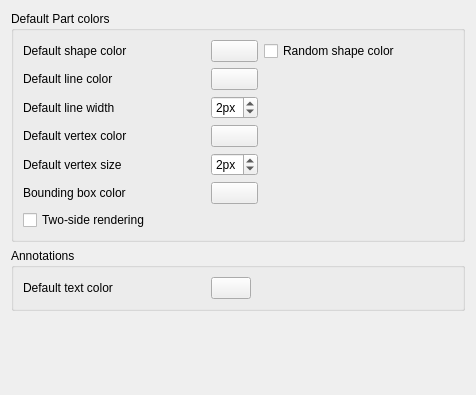
Old version of the form src/Mod/Part/Gui/DlgSettingsObjectColor.ui in the repository berndhahnebach/All_FreeCAD.
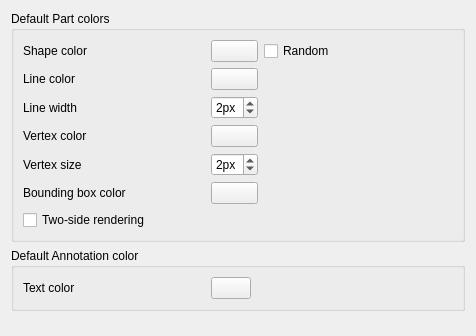
New version of the form. Custom widgets are drawn as their Qt base class.

Commit message:
[Part] color dialog cleanup
- remove redundant words
- add missing tooltip

```diff
--- a/src/Mod/Part/Gui/DlgSettingsObjectColor.ui
+++ b/src/Mod/Part/Gui/DlgSettingsObjectColor.ui
@@ -7,7 +7,7 @@
     <x>0</x>
     <y>0</y>
     <width>476</width>
-    <height>395</height>
+    <height>336</height>
    </rect>
   </property>
   <property name="windowTitle">
@@ -31,7 +31,7 @@
            </size>
           </property>
           <property name="text">
-           <string>Default shape color</string>
+           <string>Shape color</string>
           </property>
          </widget>
         </item>
@@ -58,7 +58,7 @@
         <item row="0" column="2">
          <widget class="Gui::PrefCheckBox" name="checkRandomColor">
           <property name="text">
-           <string>Random shape color</string>
+           <string>Random</string>
           </property>
           <property name="prefEntry" stdset="0">
            <cstring>RandomColor</cstring>
@@ -77,7 +77,7 @@
            </size>
           </property>
           <property name="text">
-           <string>Default line color</string>
+           <string>Line color</string>
           </property>
          </widget>
         </item>
@@ -110,7 +110,7 @@
            </size>
           </property>
           <property name="text">
-           <string>Default line width</string>
+           <string>Line width</string>
           </property>
          </widget>
         </item>
@@ -145,7 +145,7 @@
            </size>
           </property>
           <property name="text">
-           <string>Default vertex color</string>
+           <string>Vertex color</string>
           </property>
          </widget>
         </item>
@@ -178,7 +178,7 @@
            </size>
           </property>
           <property name="text">
-           <string>Default vertex size</string>
+           <string>Vertex size</string>
           </property>
          </widget>
         </item>
@@ -237,7 +237,7 @@
           </property>
          </widget>
         </item>
-        <item row="6" column="0" colspan="3">
+        <item row="6" column="0">
          <widget class="Gui::PrefCheckBox" name="twosideRendering">
           <property name="minimumSize">
            <size>
@@ -277,7 +277,7 @@
    <item>
     <widget class="QGroupBox" name="groupBox">
      <property name="title">
-      <string>Annotations</string>
+      <string>Default Annotation color</string>
      </property>
      <layout class="QHBoxLayout" name="horizontalLayout_2">
       <item>
@@ -291,7 +291,7 @@
            </size>
           </property>
           <property name="text">
-           <string>Default text color</string>
+           <string>Text color</string>
           </property>
          </widget>
         </item>
@@ -314,7 +314,7 @@
         </property>
         <property name="sizeHint" stdset="0">
          <size>
-          <width>40</width>
+          <width>28</width>
           <height>20</height>
          </size>
         </property>
```
Left out of the diff: 3 changed lines with no effect on the pictures.
